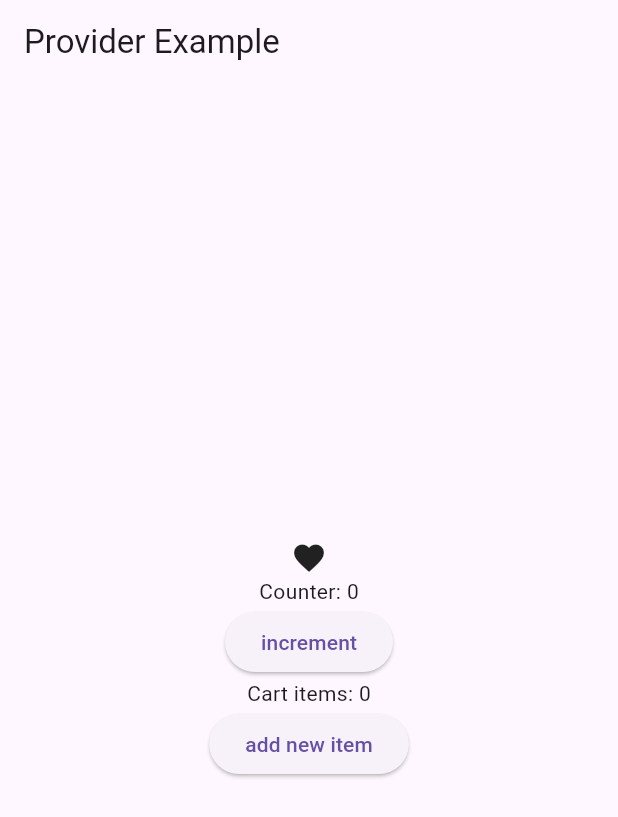
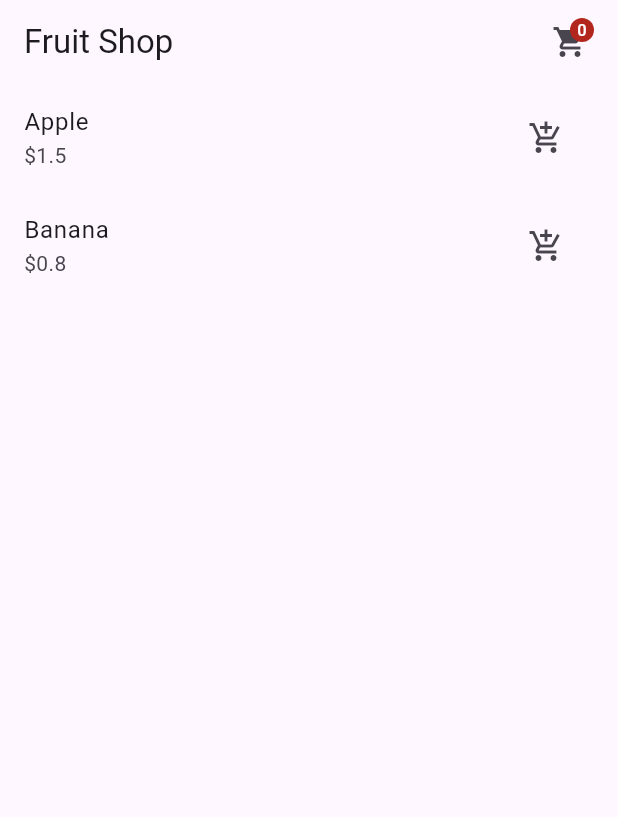
Before and after one commit to ronniecutamora/provider-tutorial, a Flutter app: the screen it shows after launch, on a phone screen of 412 x 824 dp. Shown: the top 817 px of the screen. Run offline on Flutter 3.47's test engine with Material 3 defaults, Android fonts, the phone set to English and light mode, and no system bars.

Commit message:
add real workd example # 1

```diff
--- a/lib/cart_provider.dart
+++ b/lib/cart_provider.dart
@@ -1,11 +1,27 @@
-import 'package:flutter/cupertino.dart';
+import 'package:flutter/material.dart';
 
-class CartProvider extends ChangeNotifier{
-  int _items = 0;
-  int get items => _items;
+// Simple item model
+class Product {
+  final String name;
+  final double price;
+  Product({required this.name, required this.price});
+}
 
-  void addNewItem(){
-    _items++;
+class CartProvider extends ChangeNotifier {
+  // Our private list of items
+  final List<Product> _items = [];
+
+  // A way for the UI to see the items without changing them directly
+  List<Product> get items => _items;
+
+  // Calculate total price on the fly
+  double get totalPrice => _items.fold(0, (sum, item) => sum + item.price);
+
+  void addToCart(Product product) {
+    _items.add(product);
+
+    // THE MAGIC MOMENT:
+    // This tells every widget listening to 'CartProvider' to rebuild.
     notifyListeners();
   }
 }
--- a/lib/counter_provider.dart
+++ /dev/null
@@ -1,11 +0,0 @@
-import 'package:flutter/cupertino.dart';
-
-class CounterProvider extends ChangeNotifier{
-  int _count = 0;
-  int get count => _count;
-
-  void increment(){
-  _count++;
-    notifyListeners();
-  }
-}
--- a/lib/main.dart
+++ b/lib/main.dart
@@ -1,51 +1,64 @@
 import 'package:flutter/material.dart';
-import 'package:my_provider/cart_provider.dart';
-import 'package:my_provider/counter_provider.dart';
 import 'package:provider/provider.dart';
+import 'cart_provider.dart';
 
-void main(){
-  runApp(MultiProvider(
-    providers: [
-      ChangeNotifierProvider(create: (context) => CounterProvider(),),
-      ChangeNotifierProvider(create: (context) => CartProvider(),)
-    ],
-    child: MaterialApp(
-      home: MyApp(),
+void main() {
+  runApp(
+    ChangeNotifierProvider(
+      create: (context) => CartProvider(),
+      child: const MaterialApp(home: StoreScreen(), debugShowCheckedModeBanner: false,),
     ),
-  ));
+  );
 }
 
-
-class MyApp extends StatelessWidget {
-  const MyApp({super.key});
+class StoreScreen extends StatelessWidget {
+  const StoreScreen({super.key});
 
   @override
   Widget build(BuildContext context) {
     return Scaffold(
       appBar: AppBar(
-        title: Text("Provider Example"),
+        title: const Text("Fruit Shop"),
+        actions: [
+          // THE BADGE: This listens specifically for changes in the cart
+          Consumer<CartProvider>(
+            builder: (context, cart, child) {
+              return Badge(
+                label: Text('${cart.items.length}'),
+                child: const Icon(Icons.shopping_cart),
+              );
+            },
+          ),
+          const SizedBox(width: 20),
+        ],
       ),
-      body: Center(
-        child: Column(
-          mainAxisAlignment: .center,
-          children: [
-            Consumer<CounterProvider>(builder: (context, value, child) {
-              return Column(
-                children: [
-                  child!,
-                  Text("Counter: ${value.count}")
-                ],
-              );
-            }, child: Icon(Icons.favorite), ),
-
-            ElevatedButton(onPressed: (){context.read<CounterProvider>().increment();}, child: Text("increment")),
-
-            Consumer<CartProvider>(builder: (context, value, child) => Text("Cart items: ${value.items}")),
-
-            ElevatedButton(onPressed: (){context.read<CartProvider>().addNewItem();}, child: Text("add new item")),
-          ],
-        ),
+      body: ListView(
+        children: [
+          _ProductTile(product: Product(name: "Apple", price: 1.50)),
+          _ProductTile(product: Product(name: "Banana", price: 0.80)),
+        ],
       ),
     );
   }
 }
+
+class _ProductTile extends StatelessWidget {
+  final Product product;
+  const _ProductTile({required this.product});
+
+  @override
+  Widget build(BuildContext context) {
+    return ListTile(
+      title: Text(product.name),
+      subtitle: Text("\$${product.price}"),
+      trailing: IconButton(
+        icon: const Icon(Icons.add_shopping_cart),
+        onPressed: () {
+          // We use context.read here because we just want to CALL a function,
+          // we don't need this specific button to rebuild itself.
+          context.read<CartProvider>().addToCart(product);
+        },
+      ),
+    );
+  }
+}
```
